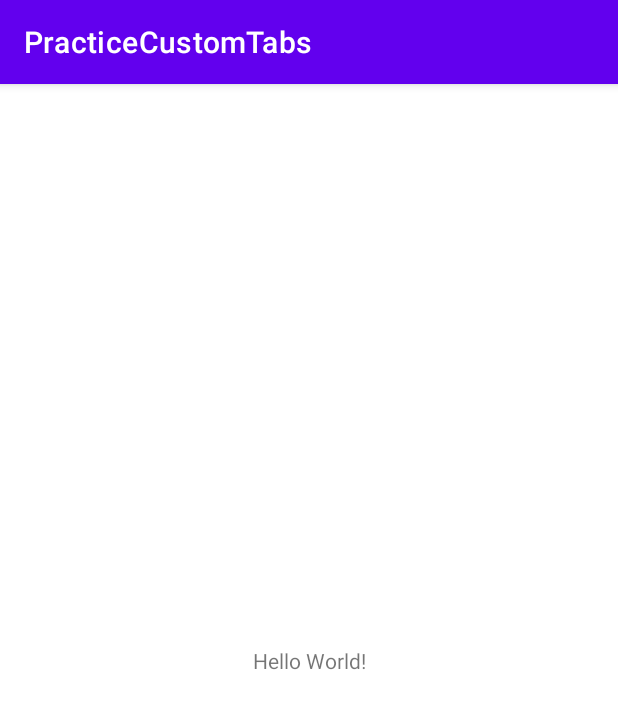
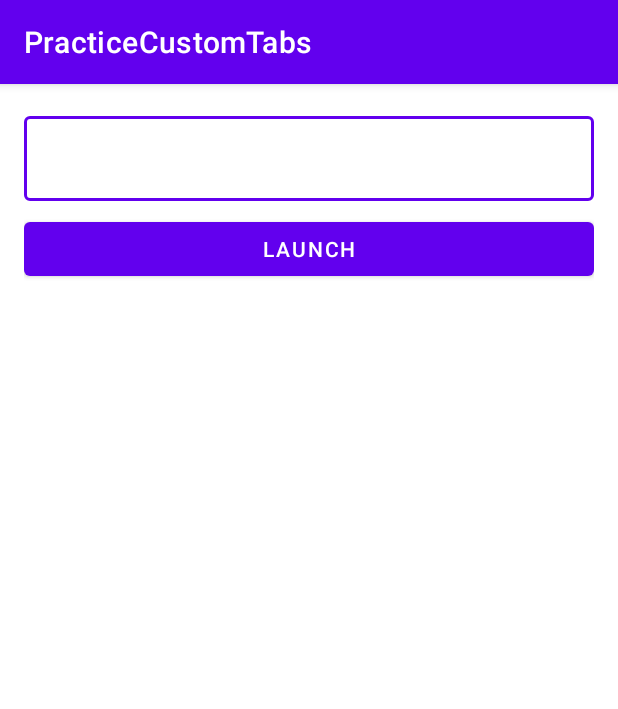
Before and after one commit to aluceps/PracticeCustomTabs, an Android app: the screen it shows after launch (MainActivity), on a phone screen of 412 x 824 dp. Shown: the top 709 px of the screen. Run offline under Robolectric (Android 15) with nearby library versions, the phone set to English and light mode, and no system bars.

Commit message:
入力項目を追加

```diff
--- a/app/src/main/res/layout/activity_main.xml
+++ b/app/src/main/res/layout/activity_main.xml
@@ -4,16 +4,33 @@
     xmlns:tools="http://schemas.android.com/tools"
     android:layout_width="match_parent"
     android:layout_height="match_parent"
+    android:padding="16dp"
     tools:context=".MainActivity"
     >
 
-    <TextView
-        android:layout_width="wrap_content"
+    <com.google.android.material.textfield.TextInputLayout
+        android:id="@+id/text_field"
+        style="@style/Widget.MaterialComponents.TextInputLayout.OutlinedBox"
+        android:layout_width="match_parent"
         android:layout_height="wrap_content"
-        android:text="Hello World!"
-        app:layout_constraintBottom_toBottomOf="parent"
-        app:layout_constraintEnd_toEndOf="parent"
-        app:layout_constraintStart_toStartOf="parent"
         app:layout_constraintTop_toTopOf="parent"
+        >
+
+        <com.google.android.material.textfield.TextInputEditText
+            android:id="@+id/text_url"
+            android:layout_width="match_parent"
+            android:layout_height="wrap_content"
+            android:inputType="text"
+            android:lines="1"
+            />
+    </com.google.android.material.textfield.TextInputLayout>
+
+    <com.google.android.material.button.MaterialButton
+        android:id="@+id/action"
+        android:layout_width="match_parent"
+        android:layout_height="wrap_content"
+        android:layout_marginTop="8dp"
+        android:text="launch"
+        app:layout_constraintTop_toBottomOf="@id/text_field"
         />
 </androidx.constraintlayout.widget.ConstraintLayout>
```
